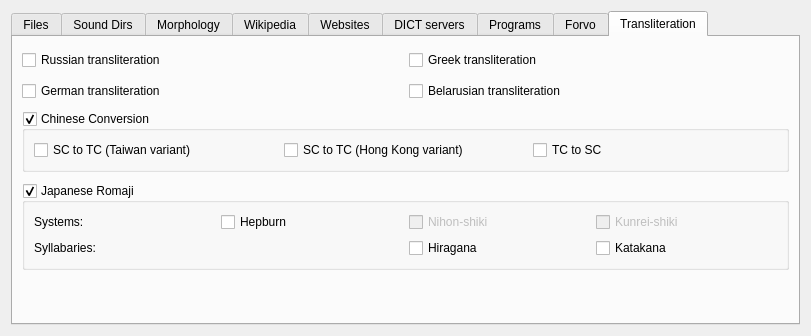
The window that sources.ui (goldendict/goldendict) describes before a commit, drawn with Qt 5.
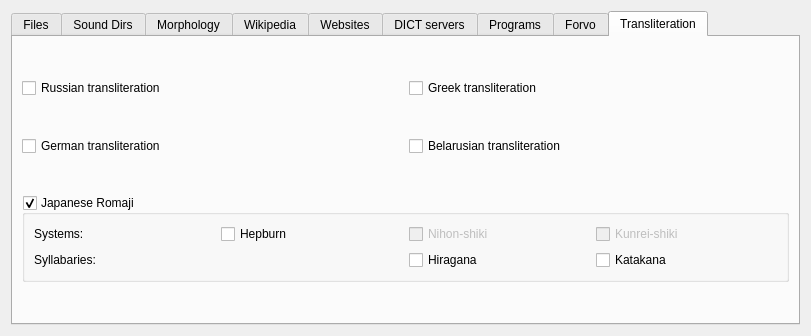
The same window after the commit. The open tabs and pages were chosen to show the change. Icons and pictures are not drawn.

Commit message: ChineseConversion: conditional compilation and OpenCC exception handling

```diff
--- a/sources.ui
+++ b/sources.ui
@@ -721,64 +721,6 @@
          </property>
         </spacer>
        </item>
-       <item>
-        <widget class="QGroupBox" name="enableChineseConversion">
-         <property name="toolTip">
-          <string>Enable conversion between simplified and traditional Chinese characters</string>
-         </property>
-         <property name="title">
-          <string>Chinese Conversion</string>
-         </property>
-         <property name="checkable">
-          <bool>true</bool>
-         </property>
-         <layout class="QGridLayout" name="gridLayout_4">
-          <item row="0" column="3">
-           <widget class="QCheckBox" name="enableTCToSCConversion">
-            <property name="toolTip">
-             <string>Enable conversion from traditional characters to simplified characters</string>
-            </property>
-            <property name="text">
-             <string>TC to SC</string>
-            </property>
-           </widget>
-          </item>
-          <item row="0" column="1">
-           <widget class="QCheckBox" name="enableSCToHKConversion">
-            <property name="toolTip">
-             <string>Enable conversion from simplified characters to traditional (Hong Kong variant) characters</string>
-            </property>
-            <property name="text">
-             <string>SC to TC (Hong Kong variant)</string>
-            </property>
-           </widget>
-          </item>
-          <item row="0" column="0">
-           <widget class="QCheckBox" name="enableSCToTWConversion">
-            <property name="toolTip">
-             <string>Enable conversion from simplified characters to traditional (Taiwan variant) characters</string>
-            </property>
-            <property name="text">
-             <string>SC to TC (Taiwan variant)</string>
-            </property>
-           </widget>
-          </item>
-         </layout>
-        </widget>
-       </item>
-       <item>
-        <spacer name="verticalSpacer_13">
-         <property name="orientation">
-          <enum>Qt::Vertical</enum>
-         </property>
-         <property name="sizeHint" stdset="0">
-          <size>
-           <width>20</width>
-           <height>40</height>
-          </size>
-         </property>
-        </spacer>
-       </item>
        <item>
         <widget class="QGroupBox" name="enableRomaji">
          <property name="toolTip">
@@ -882,7 +824,7 @@
          <property name="sizeHint" stdset="0">
           <size>
            <width>20</width>
-           <height>80</height>
+           <height>40</height>
           </size>
          </property>
         </spacer>
```
Left out of the diff: 4 changed lines with no effect on the pictures. The commit also changes 11 other files.
